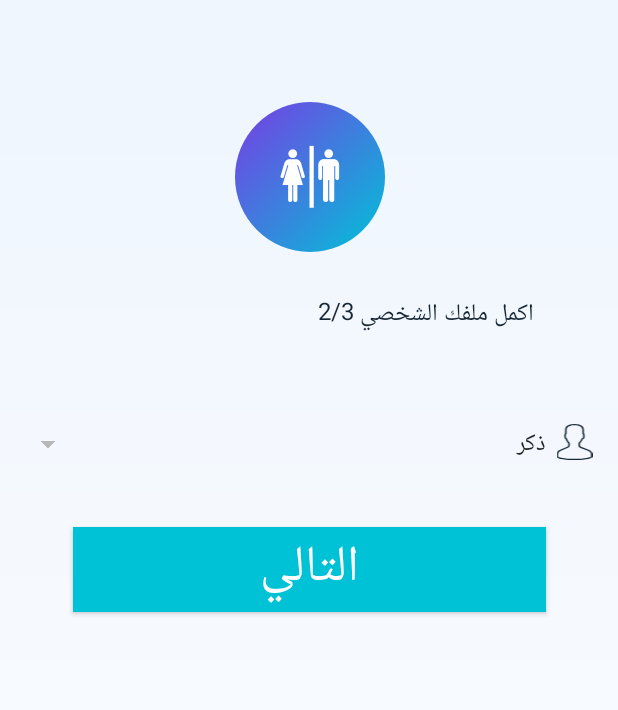
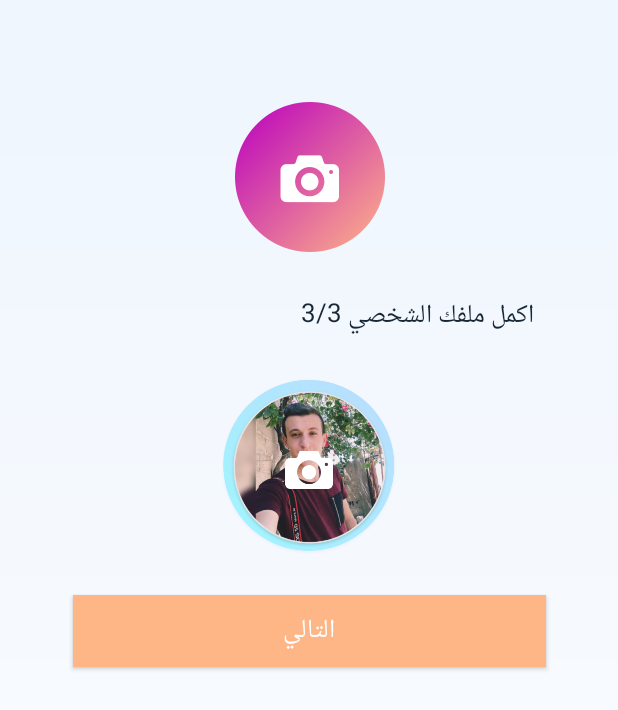
Before and after one commit to alex8530/AndroidChildrenEducation, an Android app: the screen it shows after launch (Register2Activity before the commit, Register3Activity after it), on a phone screen of 412 x 824 dp. Shown: the top 710 px of the screen. Run offline under Robolectric (Android 15) with nearby library versions, the phone set to English and light mode, and no system bars.

Commit message:
Add Register3Acivity

```diff
--- a/app/src/main/AndroidManifest.xml
+++ b/app/src/main/AndroidManifest.xml
@@ -10,7 +10,7 @@
         android:supportsRtl="true"
         android:theme="@style/AppTheme">
         <activity android:name=".MainActivity" />
-        <activity android:name=".Register2Activity">
+        <activity android:name=".Register3Activity">
             <intent-filter>
                 <action android:name="android.intent.action.MAIN" />
 
@@ -21,7 +21,8 @@
         <activity android:name=".LoginActivity" />
         <activity android:name=".RegisterActivity" />
         <activity android:name=".Register_4Activity" />
-        <activity android:name=".Register1Activity"></activity>
+        <activity android:name=".Register1Activity" />
+        <activity android:name=".Register2Activity"></activity>
     </application>
 
 </manifest>
--- /dev/null
+++ b/app/src/main/java/com/example/mrzero/androidadkyaaapp3/Register3Activity.java
@@ -0,0 +1,14 @@
+package com.example.mrzero.androidadkyaaapp3;
+
+import androidx.appcompat.app.AppCompatActivity;
+
+import android.os.Bundle;
+
+public class Register3Activity extends AppCompatActivity {
+
+    @Override
+    protected void onCreate(Bundle savedInstanceState) {
+        super.onCreate(savedInstanceState);
+        setContentView(R.layout.activity_register3);
+    }
+}
--- a/app/src/main/res/layout/activity_register2.xml
+++ b/app/src/main/res/layout/activity_register3.xml
@@ -7,7 +7,7 @@
     android:layoutDirection="rtl"
     android:background="@drawable/bg_signup"
     android:layout_height="match_parent"
-    tools:context=".Register1Activity">
+    tools:context=".Register3Activity">
 
     <ImageView
         android:id="@+id/imageView6"
@@ -20,7 +20,7 @@
         app:layout_constraintHorizontal_bias="0.498"
         app:layout_constraintStart_toStartOf="parent"
         app:layout_constraintTop_toTopOf="parent"
-        app:srcCompat="@drawable/register2logo" />
+        app:srcCompat="@drawable/register3logo" />
 
     <TextView
         android:id="@+id/textView10"
@@ -28,62 +28,40 @@
         android:layout_height="0dp"
         android:layout_marginStart="8dp"
         android:layout_marginTop="28dp"
-        android:textSize="16sp"
+        android:textSize="17sp"
         android:textColor="#172735"
         android:layout_marginEnd="8dp"
-        android:text="اكمل ملفك الشخصي 2/3"
+        android:text="اكمل ملفك الشخصي 3/3"
         app:layout_constraintEnd_toEndOf="parent"
         app:layout_constraintStart_toStartOf="parent"
         app:layout_constraintTop_toBottomOf="@+id/imageView6" />
 
-    <LinearLayout
-        android:id="@+id/linearLayout3"
-        android:layout_width="match_parent"
-        android:layout_height="wrap_content"
-        android:layout_marginStart="8dp"
-        android:layout_marginTop="44dp"
-        android:layout_marginEnd="8dp"
-        android:weightSum="100"
-        app:layout_constraintEnd_toEndOf="parent"
-        app:layout_constraintStart_toStartOf="parent"
-        app:layout_constraintTop_toBottomOf="@+id/textView10">
-
-
-
-
-        <ImageView
-            android:layout_width="0dp"
-            android:layout_height="wrap_content"
-            android:layout_weight="10"
-            android:layout_marginTop="15dp"
-            android:src="@drawable/ic_user_icon" />
-
-
-        <Spinner
-            android:id="@+id/spinner"
-            android:layout_width="0dp"
-            android:layout_height="wrap_content"
-            android:layout_marginStart="-25dp"
-            android:layout_weight="90"
-            android:entries="@array/type_arrays"
-            android:padding="15dp" />
-
-
-
-    </LinearLayout>
 
     <Button
         android:id="@+id/button"
         android:layout_width="315dp"
         android:layout_height="wrap_content"
-        android:layout_marginStart="48dp"
-        android:layout_marginTop="26dp"
-        android:layout_marginEnd="48dp"
+        android:layout_marginStart="8dp"
+        android:layout_marginTop="25dp"
+        android:layout_marginEnd="8dp"
         android:background="#00c2d7"
+        android:backgroundTint="#ffb686"
         android:text="التالي"
         android:textColor="@android:color/white"
-        android:textSize="50px"
+        android:textSize="17sp"
         app:layout_constraintEnd_toEndOf="parent"
         app:layout_constraintStart_toStartOf="parent"
-        app:layout_constraintTop_toBottomOf="@+id/linearLayout3" />
+        app:layout_constraintTop_toBottomOf="@+id/imageView7" />
+
+    <ImageView
+        android:id="@+id/imageView7"
+        android:layout_width="120dp"
+        android:layout_height="120dp"
+        android:layout_marginStart="8dp"
+        android:layout_marginTop="26dp"
+        android:layout_marginEnd="8dp"
+        app:layout_constraintEnd_toEndOf="parent"
+        app:layout_constraintStart_toStartOf="parent"
+        app:layout_constraintTop_toBottomOf="@+id/textView10"
+        app:srcCompat="@drawable/photo_image" />
 </androidx.constraintlayout.widget.ConstraintLayout>
```
Also changed, not shown: app/src/main/res/drawable/photo_image.png (added), app/src/main/res/drawable/register3logo.png (added).
